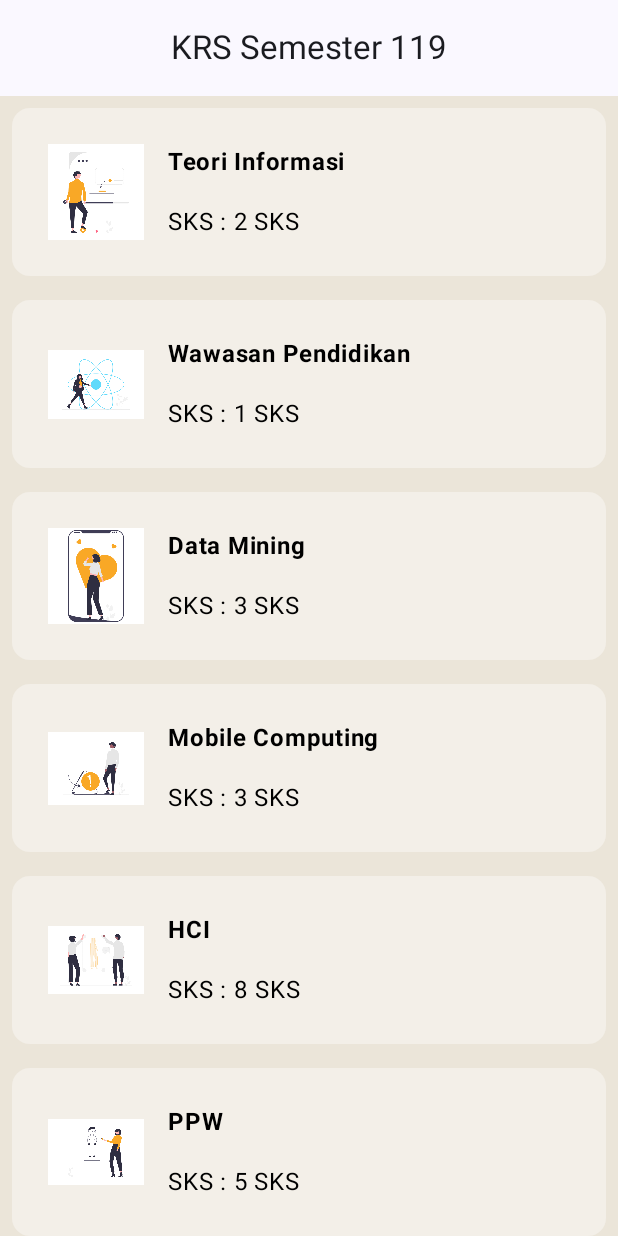
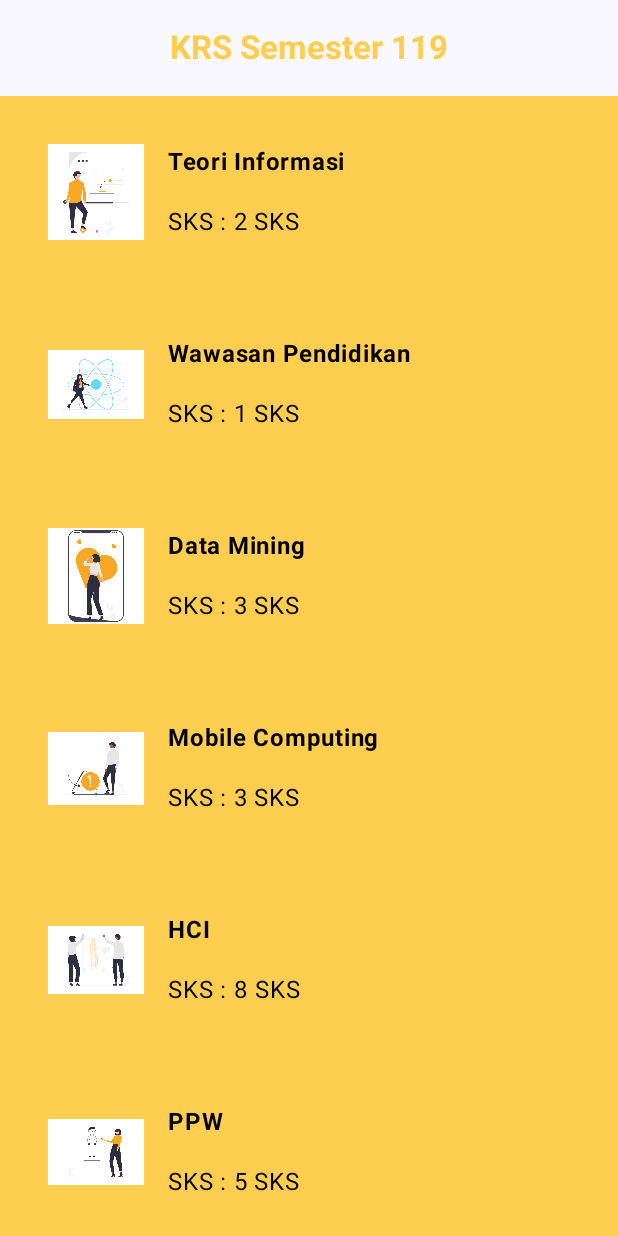
Before and after one commit to JukJerus/UTS-Mobcom, an Android app built with Jetpack Compose: the screen it shows after launch (MainActivity), on a phone screen of 412 x 824 dp. Run offline under Robolectric (Android 15) with nearby library versions, the phone set to English and light mode, and no system bars.

Commit message:
change title and container color

```diff
--- a/app/src/main/java/com/example/utsmobcom/MainActivity.kt
+++ b/app/src/main/java/com/example/utsmobcom/MainActivity.kt
@@ -42,7 +42,7 @@ class MainActivity : ComponentActivity() {
                 // A surface container using the 'background' color from the theme
                 Surface(
                     modifier = Modifier.fillMaxSize(),
-                    color = Color(0xFFEBE5D9)
+                    color = Color(0xFFffcd4f)
                 ) {
                     UTSMobcom()
                 }
@@ -56,7 +56,12 @@ class MainActivity : ComponentActivity() {
 fun UTSMobcom() {
     Column {
         CenterAlignedTopAppBar(
-            title = { Text(text = "KRS Semester 119") },
+            title =
+            {
+                Text(text = "KRS Semester 119",
+                    color = Color(0xffffcd4f),
+                    fontWeight = FontWeight.Bold)
+            },
             modifier = Modifier
                 .fillMaxWidth()
         )
@@ -72,7 +77,6 @@ fun ListMatkul(matkul: List<Matkul>) {
                 matkul = matkul[it],
                 modifier = Modifier
                     .padding(8.dp)
-                    .fillMaxWidth()
             )
         }
     }
@@ -81,7 +85,7 @@ fun ListMatkul(matkul: List<Matkul>) {
 @Composable
 fun CardMatkul(matkul: Matkul, modifier: Modifier = Modifier) {
     Card(modifier = modifier, colors = CardDefaults.cardColors(
-        containerColor = Color(0xFFF3EFE8),
+        containerColor = Color(0xFFffcd4f),
     )) {
         Row(
             modifier = modifier
--- a/app/src/main/java/com/example/utsmobcom/model/DataMatkul.kt
+++ b/app/src/main/java/com/example/utsmobcom/model/DataMatkul.kt
@@ -55,6 +55,5 @@ object DataMatkul {
             sks = R.string.sks10,
             image = R.drawable.pengantar_tik
         ),
-
     )
 }
```
